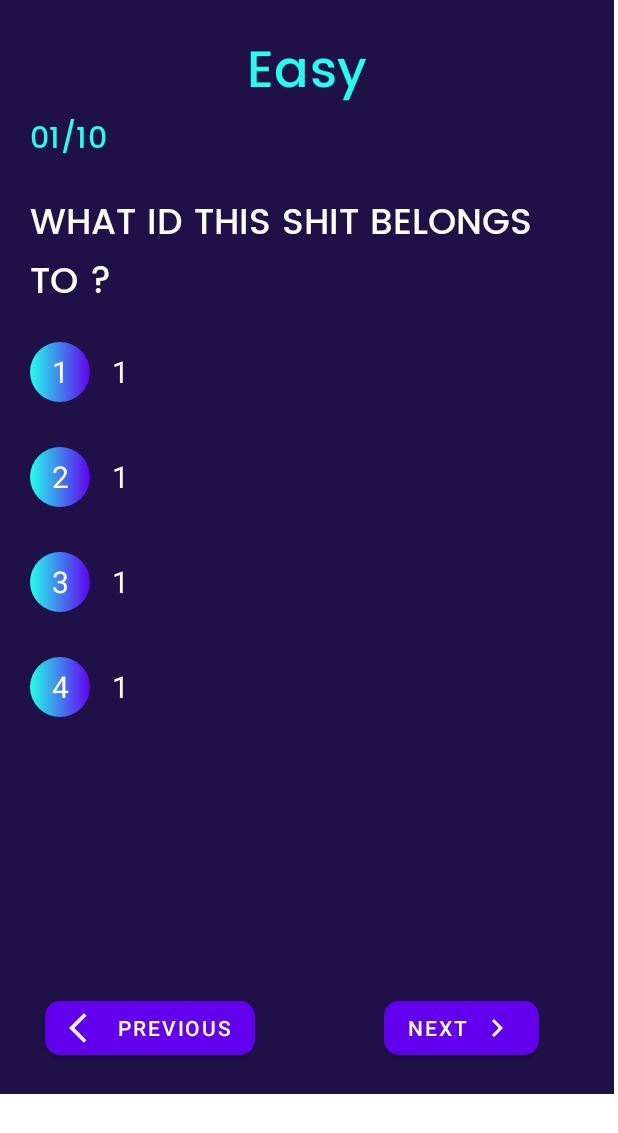
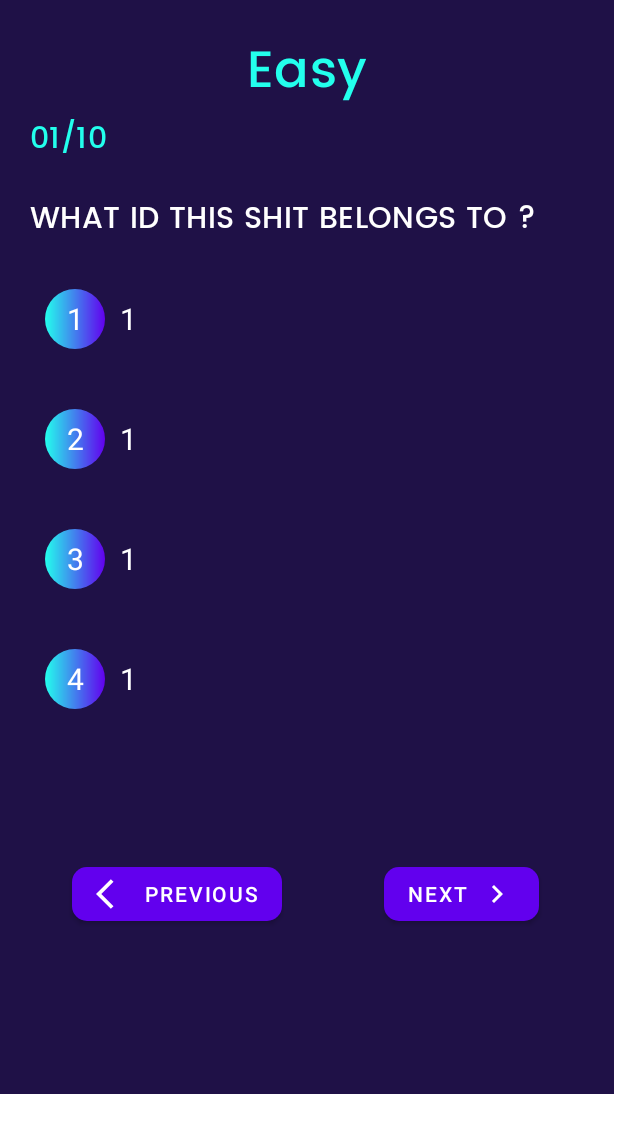
Before and after one commit to sinhasamarth/QuizGuru, an Android app: the QuestionsFragment screen opened through its navigation route, on a phone screen of 412 x 824 dp. Shown: the top 1133 px of the screen. Run offline under Robolectric (Android 15) with nearby library versions, the light colour scheme and no system bars; network calls fail; 2 statements that could not run were skipped.

Commit message:
Added Quiz on QuestionsFragment.kt

```diff
--- a/app/src/main/java/com/github/sinhasamarth/quizguru/viewModel/MainViewModel.kt
+++ b/app/src/main/java/com/github/sinhasamarth/quizguru/viewModel/MainViewModel.kt
@@ -19,6 +19,9 @@ class MainViewModel : ViewModel() {
     var selectedCategory: TriviaCategory? = null
     var selectedLevel = 0
     val allQuestionList = MutableLiveData<QuestionModel>()
+    var correctAnswerCount = 0
+    var streakof = 0
+    var levelString = "easy"
 
     fun getAllCategory() {
         GlobalScope.launch(Dispatchers.IO) {
@@ -35,16 +38,24 @@ class MainViewModel : ViewModel() {
 
     fun getAllQuestion() {
         GlobalScope.launch {
-          val data  = when (selectedLevel) {
-                0 -> Repository.getQuestion(selectedCategory!!.id, "easy")
-                1 -> Repository.getQuestion(selectedCategory!!.id, "medium")
-                2 -> Repository.getQuestion(selectedCategory!!.id, "hard")
-                else -> null
+            val level: String = when (selectedLevel) {
+                0 -> "easy"
+                1 -> "medium"
+                2 -> "hard"
+                else -> ""
             }
-            withContext(Dispatchers.Main){
+            levelString = level
+            val data = Repository.getQuestion(selectedCategory!!.id, levelString)
+            withContext(Dispatchers.Main) {
                 allQuestionList.value = data
             }
         }
 
     }
+
+    fun correctAnswer(boolean: Boolean) {
+        if (boolean) {
+            streakof++;correctAnswerCount++
+        } else streakof = 0
+    }
 }
--- /dev/null
+++ b/app/src/main/res/drawable/round_corner.xml
@@ -0,0 +1,10 @@
+<?xml version="1.0" encoding="utf-8"?>
+<shape xmlns:android="http://schemas.android.com/apk/res/android"
+    android:shape="rectangle">
+
+    <solid android:color="@color/purple_500" />
+    <corners android:radius="10sp" />
+    <stroke
+        android:width="3sp"
+        android:color="#00BCD4" />
+</shape>
--- a/app/src/main/res/layout/fragment_questions.xml
+++ b/app/src/main/res/layout/fragment_questions.xml
@@ -30,7 +30,7 @@
             android:layout_width="wrap_content"
             android:layout_height="wrap_content"
             android:fontFamily="@font/poppins_medium"
-            android:text="01/10"
+            android:text="01"
             android:textAppearance="@style/TextAppearance.MaterialComponents.Headline6"
             android:textColor="#23FFED"
             app:layout_constraintStart_toStartOf="parent"
@@ -38,13 +38,24 @@
 
 
         <TextView
-            android:id="@+id/textView3"
+            android:layout_width="wrap_content"
+            android:layout_height="wrap_content"
+            android:fontFamily="@font/poppins_medium"
+            android:text="/10"
+            android:textAppearance="@style/TextAppearance.MaterialComponents.Headline6"
+            android:textColor="#23FFED"
+            app:layout_constraintBottom_toBottomOf="@id/questionCounter"
+            app:layout_constraintLeft_toRightOf="@id/questionCounter"
+            app:layout_constraintTop_toTopOf="@id/questionCounter" />
+
+        <TextView
+            android:id="@+id/questionText"
             android:layout_width="match_parent"
             android:layout_height="wrap_content"
             android:fontFamily="@font/poppins_medium"
             android:paddingTop="20dp"
             android:text="WHAT ID THIS SHIT BELONGS TO ?"
-            android:textAppearance="@style/TextAppearance.MaterialComponents.Headline5"
+            android:textAppearance="@style/TextAppearance.MaterialComponents.Headline6"
             android:textColor="@color/white"
             app:layout_constraintEnd_toEndOf="parent"
             app:layout_constraintHorizontal_bias="0.0"
@@ -52,22 +63,26 @@
             app:layout_constraintTop_toBottomOf="@+id/questionCounter" />
 
         <LinearLayout
+            android:id="@+id/linearLayout"
             android:layout_width="match_parent"
             android:layout_height="wrap_content"
+            android:layout_marginTop="20sp"
             android:orientation="vertical"
-            app:layout_constraintTop_toBottomOf="@+id/textView3">
+            app:layout_constraintEnd_toEndOf="parent"
+            app:layout_constraintStart_toStartOf="parent"
+            app:layout_constraintTop_toBottomOf="@+id/questionText">
 
             <LinearLayout
                 android:id="@+id/optionOne"
                 android:layout_width="match_parent"
                 android:layout_height="wrap_content"
                 android:orientation="horizontal"
+                android:padding="10dp"
                 app:layout_constraintTop_toBottomOf="@+id/textView3">
 
                 <TextView
                     android:layout_width="40dp"
                     android:layout_height="40sp"
-                    android:layout_marginTop="20sp"
                     android:background="@drawable/option_background"
                     android:gravity="center"
                     android:text="1"
@@ -77,9 +92,9 @@
 
                 <TextView
                     android:id="@+id/optionOneValue"
-                    android:layout_width="40dp"
-                    android:layout_height="40sp"
-                    android:layout_marginTop="20sp"
+                    android:layout_width="wrap_content"
+                    android:layout_height="wrap_content"
+                    android:layout_marginStart="10dp"
                     android:gravity="center"
                     android:text="1"
                     android:textAlignment="center"
@@ -93,15 +108,15 @@
                 android:id="@+id/optionTwo"
                 android:layout_width="match_parent"
                 android:layout_height="wrap_content"
-                android:layout_marginTop="10dp"
+                android:layout_marginTop="20dp"
                 android:orientation="horizontal"
+                android:padding="10dp"
                 app:layout_constraintTop_toBottomOf="@+id/textView3"
                 tools:layout_editor_absoluteX="16dp">
 
                 <TextView
                     android:layout_width="40dp"
                     android:layout_height="40sp"
-                    android:layout_marginTop="20sp"
                     android:background="@drawable/option_background"
                     android:gravity="center"
                     android:text="2"
@@ -111,9 +126,9 @@
 
                 <TextView
                     android:id="@+id/optionTwoValue"
-                    android:layout_width="40dp"
-                    android:layout_height="40sp"
-                    android:layout_marginTop="20sp"
+                    android:layout_width="wrap_content"
+                    android:layout_height="wrap_content"
+                    android:layout_marginStart="10dp"
                     android:gravity="center"
                     android:text="1"
                     android:textAlignment="center"
@@ -126,15 +141,15 @@
                 android:id="@+id/optionThree"
                 android:layout_width="match_parent"
                 android:layout_height="wrap_content"
-                android:layout_marginTop="10dp"
+                android:layout_marginTop="20dp"
                 android:orientation="horizontal"
+                android:padding="10dp"
                 app:layout_constraintTop_toBottomOf="@+id/textView3"
                 tools:layout_editor_absoluteX="16dp">
 
                 <TextView
                     android:layout_width="40dp"
                     android:layout_height="40sp"
-                    android:layout_marginTop="20sp"
                     android:background="@drawable/option_background"
                     android:gravity="center"
                     android:text="3"
@@ -144,9 +159,9 @@
 
                 <TextView
                     android:id="@+id/optionThreeValue"
-                    android:layout_width="40dp"
-                    android:layout_height="40sp"
-                    android:layout_marginTop="20sp"
+                    android:layout_width="wrap_content"
+                    android:layout_height="wrap_content"
+                    android:layout_marginStart="10dp"
                     android:gravity="center"
                     android:text="1"
                     android:textAlignment="center"
@@ -159,15 +174,15 @@
                 android:id="@+id/optionFour"
                 android:layout_width="match_parent"
                 android:layout_height="wrap_content"
-                android:layout_marginTop="10dp"
+                android:layout_marginTop="20dp"
                 android:orientation="horizontal"
+                android:padding="10dp"
                 app:layout_constraintTop_toBottomOf="@+id/textView3"
                 tools:layout_editor_absoluteX="16dp">
 
                 <TextView
                     android:layout_width="40dp"
                     android:layout_height="40sp"
-                    android:layout_marginTop="20sp"
                     android:background="@drawable/option_background"
                     android:gravity="center"
                     android:text="4"
@@ -177,9 +192,9 @@
 
                 <TextView
                     android:id="@+id/optionFourValue"
-                    android:layout_width="40dp"
-                    android:layout_height="40sp"
-                    android:layout_marginTop="20sp"
+                    android:layout_width="wrap_content"
+                    android:layout_height="wrap_content"
+                    android:layout_marginStart="10dp"
                     android:gravity="center"
                     android:text="1"
                     android:textAlignment="center"
@@ -193,25 +208,29 @@
             android:id="@+id/nextBtn"
             android:layout_width="wrap_content"
             android:layout_height="wrap_content"
-            android:layout_marginRight="30sp"
+            android:layout_margin="30sp"
+            android:layout_marginEnd="28dp"
+            android:layout_marginBottom="28dp"
             android:drawableEnd="@drawable/ic_baseline_navigate_next_24"
             android:drawableTint="@color/white"
             android:text="Next"
             app:cornerRadius="10sp"
             app:layout_constraintBottom_toBottomOf="parent"
-            app:layout_constraintEnd_toEndOf="parent" />
+            app:layout_constraintEnd_toEndOf="parent"
+            app:layout_constraintTop_toBottomOf="@+id/linearLayout" />
 
         <com.google.android.material.button.MaterialButton
             android:id="@+id/preBtn"
             android:layout_width="wrap_content"
             android:layout_height="wrap_content"
-            android:layout_marginLeft="10sp"
+            android:layout_margin="28sp"
             android:drawableLeft="@drawable/ic_baseline_arrow_back_ios_24"
             android:drawableTint="@color/white"
             android:text="Previous"
             app:cornerRadius="10sp"
             app:layout_constraintBottom_toBottomOf="parent"
-            app:layout_constraintStart_toStartOf="parent" />
+            app:layout_constraintStart_toStartOf="parent"
+            app:layout_constraintTop_toBottomOf="@+id/linearLayout" />
 
     </androidx.constraintlayout.widget.ConstraintLayout>
 
```
Also changed, not shown: app/src/main/java/com/github/sinhasamarth/quizguru/ui/QuestionsFragment.kt (+127 -5 lines).
